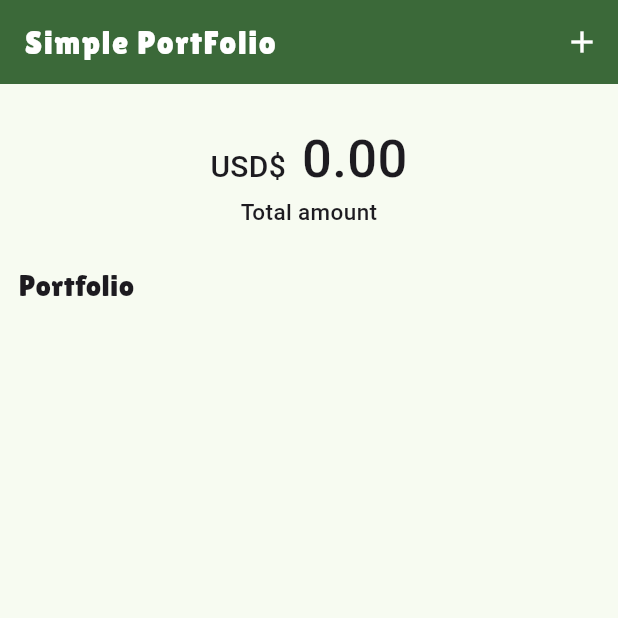
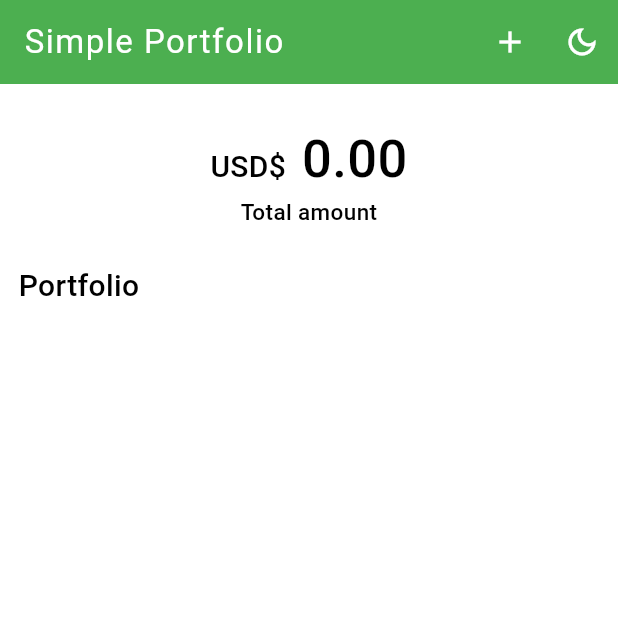
Before and after one commit to RafaelZapicoDev/crypto_getx, a Flutter app: the screen it shows after launch, on a phone screen of 412 x 824 dp, the top half of it. Run offline on Flutter 3.47's test engine with Material 3 defaults, Android fonts, the phone set to English and light mode, and no system bars; our stand-ins replace dio, get; network calls fail.

Commit message:
theme handling with getx

```diff
--- a/lib/consts.dart
+++ b/lib/consts.dart
@@ -1 +1,2 @@
-//ADD YOUR API KEY HERE, USED API : CRIPTORANK
+const String CRYPTO_RANK_API_KEY =
+    "1f830fe0156a0df10a1788e3749a8689a2ef980d03e20c00b1b068781697";
--- /dev/null
+++ b/lib/controllers/theme_controller.dart
@@ -0,0 +1,16 @@
+import 'package:crypto_getx/themes.dart';
+import 'package:flutter/material.dart';
+import 'package:get/get.dart';
+
+class ThemeController extends GetxController {
+  Rx<ThemeData> currentTheme = lightTheme.obs;
+  Rx<IconData> themeIcon = Icons.dark_mode_outlined.obs;
+
+  void toggleTheme() {
+    currentTheme.value =
+        currentTheme.value == lightTheme ? darkTheme : lightTheme;
+    themeIcon.value = themeIcon.value == Icons.dark_mode_outlined
+        ? Icons.light_mode
+        : Icons.dark_mode_outlined;
+  }
+}
--- a/lib/main.dart
+++ b/lib/main.dart
@@ -1,33 +1,31 @@
+import 'package:crypto_getx/controllers/theme_controller.dart';
 import 'package:crypto_getx/pages/home.dart';
 import 'package:crypto_getx/utils.dart';
 
 import 'package:flutter/material.dart';
-import 'package:get/get_navigation/src/root/get_material_app.dart';
-import 'package:google_fonts/google_fonts.dart';
+import 'package:get/get.dart';
 
 void main() async {
   await registerServices(); //registrando os componentes getx
   await registerControllers();
-  runApp(const MyApp());
+
+  runApp(MyApp());
 }
 
 class MyApp extends StatelessWidget {
-  const MyApp({super.key});
+  final themeController = Get.find<ThemeController>();
+  MyApp({super.key});
 
   @override
   Widget build(BuildContext context) {
-    return GetMaterialApp(
+    return Obx(() => GetMaterialApp(
           debugShowCheckedModeBanner: false,
           title: 'Flutter Demo',
-      theme: ThemeData(
-        colorScheme: ColorScheme.fromSeed(seedColor: Colors.green),
-        useMaterial3: true,
-        textTheme: GoogleFonts.lilitaOneTextTheme(),
-      ),
+          theme: themeController.currentTheme.value,
           routes: {
             "/home": (context) => Home(),
           },
           initialRoute: "/home",
-    );
+        ));
   }
 }
--- a/lib/pages/home.dart
+++ b/lib/pages/home.dart
@@ -1,4 +1,5 @@
 import 'package:crypto_getx/controllers/assets_controller.dart';
+import 'package:crypto_getx/controllers/theme_controller.dart';
 import 'package:crypto_getx/models/tracked_asset.dart';
 import 'package:crypto_getx/utils.dart';
 import 'package:crypto_getx/widgets/add_asset_dialog.dart';
@@ -8,6 +9,7 @@ import 'package:get/get.dart';
 class Home extends StatelessWidget {
   final AssetsController assetsController =
       Get.find(); //acha o controller das moedas
+  final ThemeController themecontroller = Get.find();
   Home({super.key});
 
   @override
@@ -21,10 +23,8 @@ class Home extends StatelessWidget {
 
   PreferredSizeWidget _appbar(BuildContext context) {
     return AppBar(
-      backgroundColor: Theme.of(context).colorScheme.primary,
-      foregroundColor: Colors.white,
       title: const Text(
-        "Simple PortFolio",
+        "Simple Portfolio",
         style: TextStyle(letterSpacing: 1),
       ),
       actions: [
@@ -33,6 +33,14 @@ class Home extends StatelessWidget {
             Get.dialog(AddAssetDialog());
           },
           icon: const Icon(Icons.add),
+        ),
+        Obx(
+          () => IconButton(
+            onPressed: () {
+              themecontroller.toggleTheme();
+            },
+            icon: Icon(themecontroller.themeIcon.value),
+          ),
         ),
       ],
     );
--- a/lib/services/http_service.dart
+++ b/lib/services/http_service.dart
@@ -12,7 +12,7 @@ class HttpService {
   void _configureDio() {
     _dio.options = BaseOptions(
       baseUrl: "https://api.cryptorank.io/v1/",
-      queryParameters: {"api_key": "//ADD YOUR KEY HERE"},
+      queryParameters: {"api_key": CRYPTO_RANK_API_KEY},
     );
   }
 
--- /dev/null
+++ b/lib/themes.dart
@@ -0,0 +1,32 @@
+import 'package:flutter/material.dart';
+
+final ThemeData lightTheme = ThemeData(
+  primaryColor: Colors.white,
+  colorScheme: ColorScheme.fromSwatch().copyWith(
+    primary: Colors.white,
+  ),
+  appBarTheme: const AppBarTheme(
+    backgroundColor: Colors.green,
+    foregroundColor: Colors.white,
+  ),
+  textTheme: const TextTheme(
+    headlineLarge: TextStyle(color: Colors.green),
+    bodyLarge: TextStyle(color: Colors.black),
+  ),
+);
+
+final ThemeData darkTheme = ThemeData(
+  primaryColor: Colors.green,
+  scaffoldBackgroundColor: Colors.grey,
+  colorScheme: ColorScheme.fromSwatch().copyWith(
+    primary: Colors.green,
+  ),
+  appBarTheme: const AppBarTheme(
+    backgroundColor: Color.fromARGB(255, 56, 57, 63),
+    foregroundColor: Colors.white,
+  ),
+  textTheme: const TextTheme(
+    headlineLarge: TextStyle(color: Colors.white),
+    bodyLarge: TextStyle(color: Colors.white),
+  ),
+);
--- a/lib/utils.dart
+++ b/lib/utils.dart
@@ -1,4 +1,5 @@
 import 'package:crypto_getx/controllers/assets_controller.dart';
+import 'package:crypto_getx/controllers/theme_controller.dart';
 import 'package:crypto_getx/services/http_service.dart';
 import 'package:get/get.dart';
 
@@ -12,6 +13,8 @@ Future<void> registerServices() async {
 Future<void> registerControllers() async {
   Get.put<AssetsController>(
       AssetsController()); //registra o assetscontroller no getx
+  Get.put<ThemeController>(
+      ThemeController()); //registra o assetscontroller no getx
 }
 
 String getCryptoImageUrl(String name) {
```
Also changed, not shown: 1 other file. Lines whose indentation alone changed are shown as unchanged.
